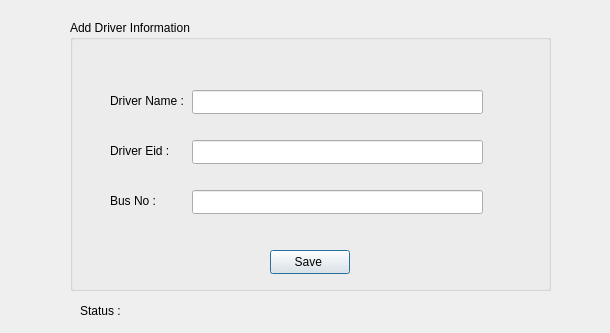
ozaishan/Project-Busbee, file addbusinfo.ui: the form before one commit.
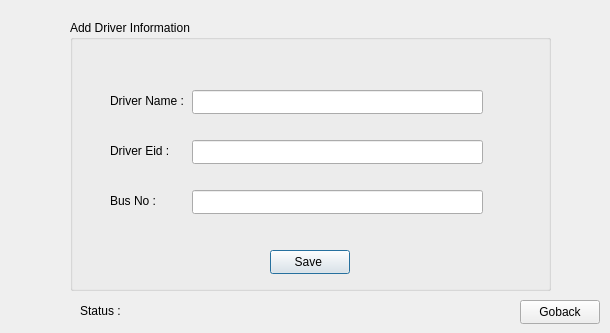
The form after the commit.

What changed in the file:
```diff
--- a/addbusinfo.ui
+++ b/addbusinfo.ui
@@ -121,6 +121,19 @@
     </property>
    </widget>
   </widget>
+  <widget class="QPushButton" name="GoBack">
+   <property name="geometry">
+    <rect>
+     <x>520</x>
+     <y>300</y>
+     <width>80</width>
+     <height>24</height>
+    </rect>
+   </property>
+   <property name="text">
+    <string>Goback</string>
+   </property>
+  </widget>
  </widget>
  <resources/>
  <connections/>
```
